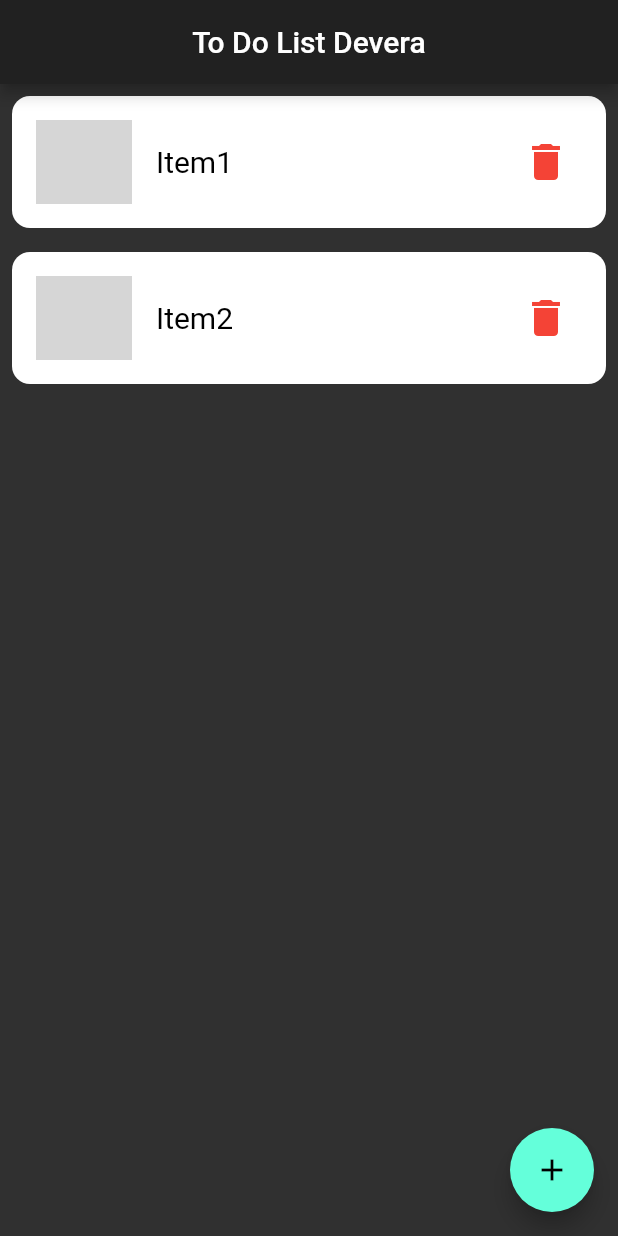
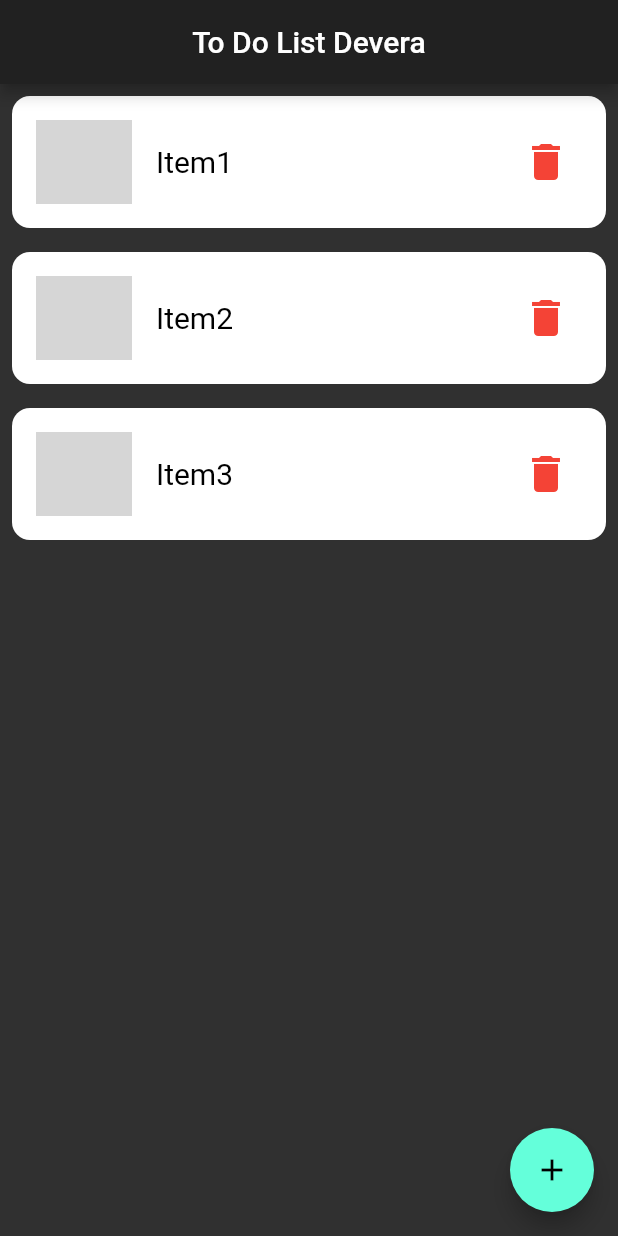
Before and after one commit to YumeHika/To_do_list_devera, a Flutter app: the screen it shows after launch, on a phone screen of 412 x 824 dp. Run offline on Flutter 3.47's test engine with Material 2 defaults, Android fonts, the phone set to English and light mode, and no system bars; network calls fail; grey boxes are pictures that could not be loaded.

Commit message:
Insert Item

```diff
--- a/lib/data.dart
+++ b/lib/data.dart
@@ -10,12 +10,18 @@ class ListItem {
 
 final List<ListItem> listItem = [
   ListItem(
-      title: 'Item1',
-      urlImage:
-          'https://images.unsplash.com/photo-1501183007986-d0d080b147f9?ixid=MnwxMjA3fDB8MHxwaG90by1wYWdlfHx8fGVufDB8fHx8&ixlib=rb-1.2.1&auto=format&fit=crop&w=1834&q=80'),
+    title: 'Item1',
+    urlImage:
+        'https://images.unsplash.com/photo-1501183007986-d0d080b147f9?ixid=MnwxMjA3fDB8MHxwaG90by1wYWdlfHx8fGVufDB8fHx8&ixlib=rb-1.2.1&auto=format&fit=crop&w=1834&q=80',
+  ),
   ListItem(
     title: 'Item2',
     urlImage:
         'https://images.unsplash.com/photo-1501183007986-d0d080b147f9?ixid=MnwxMjA3fDB8MHxwaG90by1wYWdlfHx8fGVufDB8fHx8&ixlib=rb-1.2.1&auto=format&fit=crop&w=1834&q=80',
   ),
+  ListItem(
+    title: 'Item3',
+    urlImage:
+        'https://images.unsplash.com/photo-1501183007986-d0d080b147f9?ixid=MnwxMjA3fDB8MHxwaG90by1wYWdlfHx8fGVufDB8fHx8&ixlib=rb-1.2.1&auto=format&fit=crop&w=1834&q=80',
+  ),
 ];
--- a/lib/widget/list_item_widget.dart
+++ b/lib/widget/list_item_widget.dart
@@ -1,7 +1,6 @@
 import 'package:flutter/cupertino.dart';
 import 'package:flutter/material.dart';
 import 'package:todolistdevera/data.dart';
-
 
 class ListItemWidget extends StatelessWidget {
   final ListItem item;
@@ -13,10 +12,12 @@ class ListItemWidget extends StatelessWidget {
     required this.animation,
     required this.onClicked,
     Key? key,
-
   }) : super(key: key);
   @override
-  Widget build(BuildContext context) => buildItem();
+  Widget build(BuildContext context) => SizeTransition(
+        sizeFactor: animation,
+        child: buildItem(),
+      );
 
   Widget buildItem() => Container(
         margin: EdgeInsets.all(8),
@@ -30,7 +31,8 @@ class ListItemWidget extends StatelessWidget {
             radius: 32,
             backgroundImage: NetworkImage(item.urlImage),
           ),
-        title: Text(item.title,
+          title: Text(
+            item.title,
             style: TextStyle(fontSize: 20, color: Colors.black),
           ),
           trailing: IconButton(
```
Also changed, not shown: lib/screen/home.dart (+30 -2 lines). Lines whose indentation alone changed are shown as unchanged.
